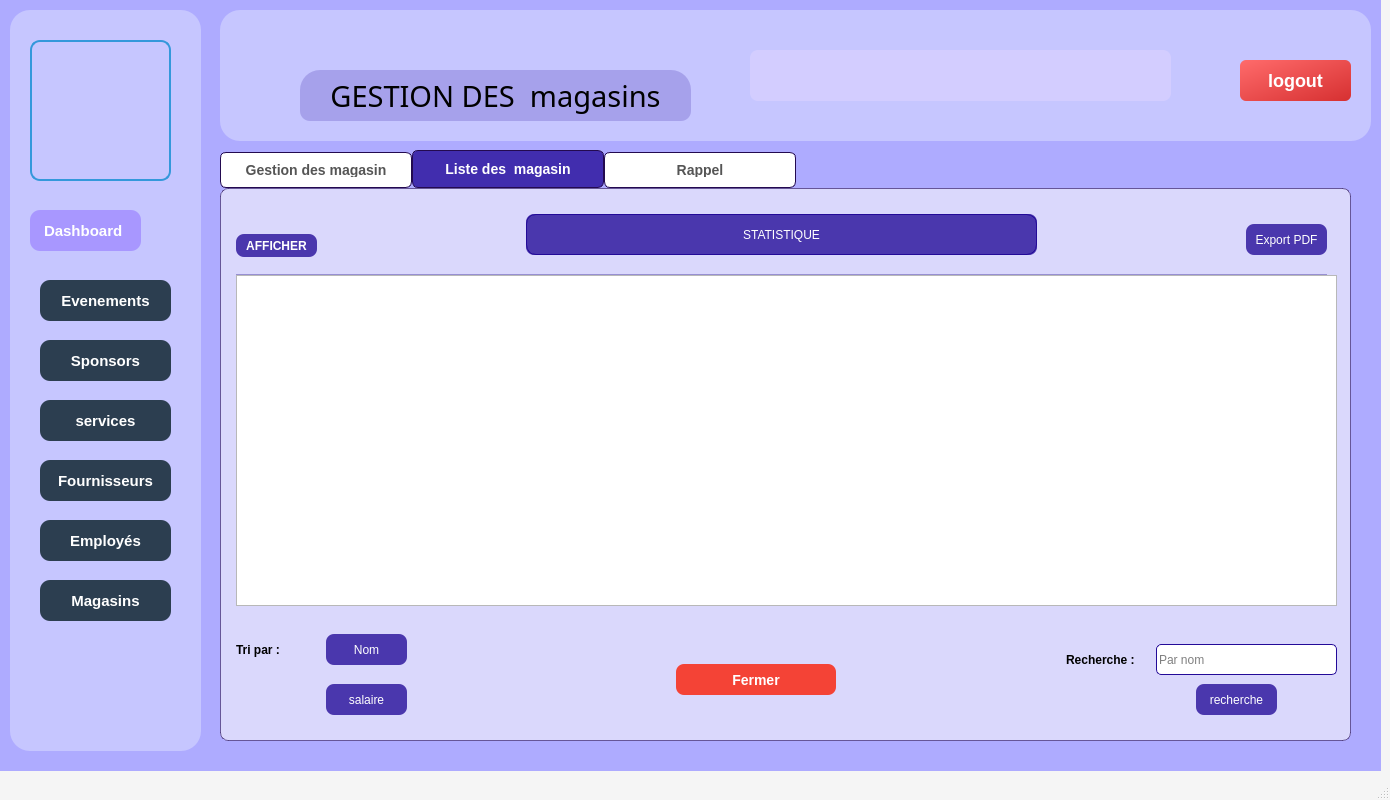
First picture: the form in src/magasins/magasin_mainwindow.ui, repository MontaCHOUIG/MallFlow, before the edit.
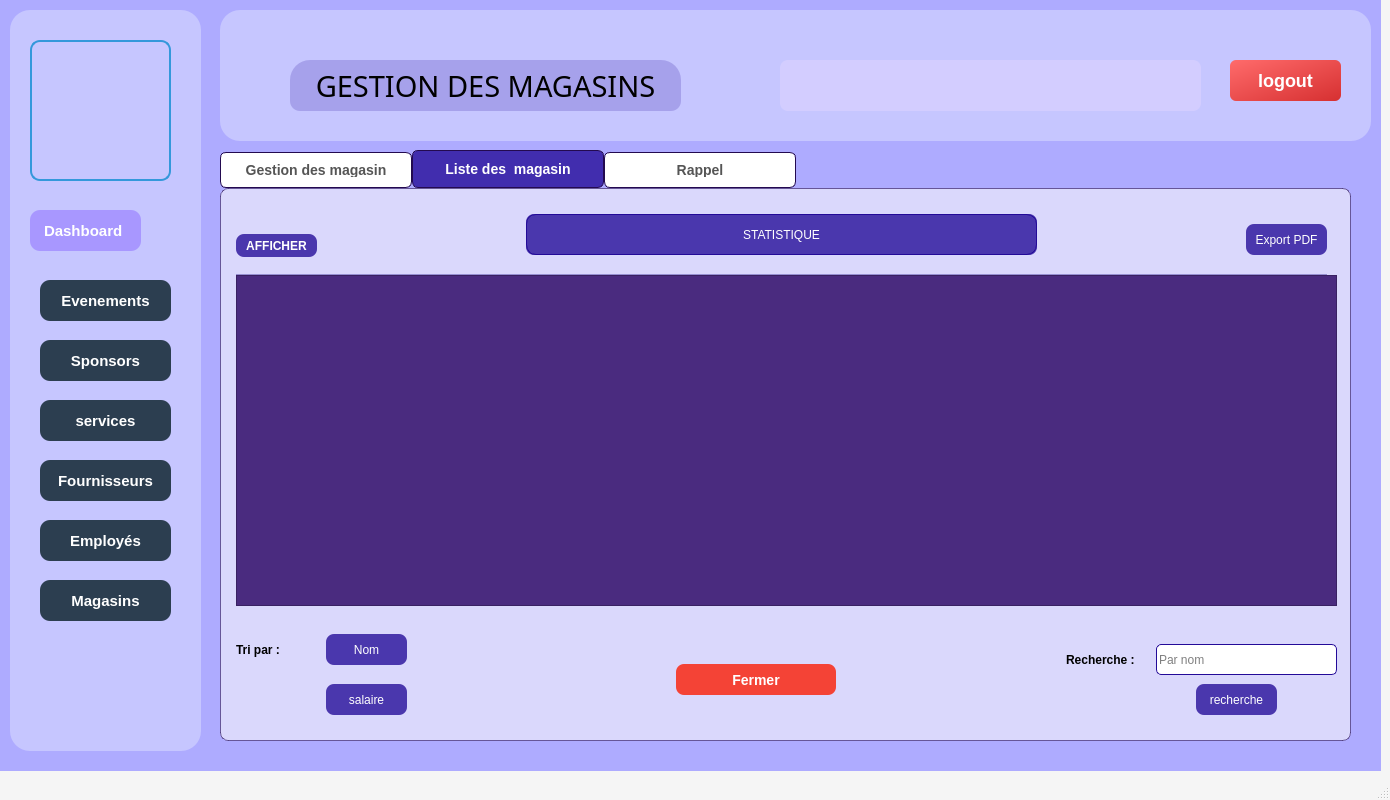
Second picture: the form after the edit. The open tabs and pages were chosen to show the change. Icons and pictures are not drawn.

Commit message: les interfaces sont identiques

Diff of the .ui file:
```diff
--- a/src/magasins/magasin_mainwindow.ui
+++ b/src/magasins/magasin_mainwindow.ui
@@ -826,6 +826,40 @@
         <height>331</height>
        </rect>
       </property>
+      <property name="styleSheet">
+       <string notr="true">QTableView {
+    background-color: #4A2B7F; /* Lighter dark purple background */
+    color: white; /* White text */
+    gridline-color: #6B3F98; /* Lighter purple gridlines */
+}
+
+QTableView::item {
+    padding: 5px;
+    background-color: #5A3F99; /* Lighter purple for rows */
+    border: 1px solid #6B3F98; /* Border around each cell */
+}
+
+QTableView::item:selected {
+    background-color: #7A4DA9; /* Lighter purple when selected */
+    color: white;
+}
+
+QTableView::horizontalHeader, QTableView::verticalHeader {
+    background-color: #5A3F99; /* Lighter purple header */
+    color: white; /* White text in header */
+    border: none;
+}
+
+QTableView::horizontalHeader::section, QTableView::verticalHeader::section {
+    padding: 10px;
+    border: 1px solid #6B3F98; /* Header section borders */
+}
+
+QTableView::horizontalHeader::section:active, QTableView::verticalHeader::section:active {
+    background-color: #7A4DA9; /* Highlight active header section */
+}
+</string>
+      </property>
      </widget>
      <widget class="QPushButton" name="afficherButton">
       <property name="geometry">
@@ -1770,11 +1804,36 @@
     <property name="frameShadow">
      <enum>QFrame::Shadow::Raised</enum>
     </property>
+    <widget class="QLabel" name="label_authUser">
+     <property name="geometry">
+      <rect>
+       <x>560</x>
+       <y>50</y>
+       <width>421</width>
+       <height>51</height>
+      </rect>
+     </property>
+     <property name="styleSheet">
+      <string notr="true">QLabel {
+    color: white; /* Text color */
+    background-color: rgb(211, 205, 255); /* Blue background */
+    font-size: 20px; /* Text size */
+    font-weight: bold; /* Bold text */
+    padding: 10px; /* Space inside the label */
+    border-radius: 8px; /* Rounded corners */
+    text-align: center; /* Centers text */
+}
+</string>
+     </property>
+     <property name="text">
+      <string/>
+     </property>
+    </widget>
     <widget class="QLabel" name="Sp_Label_Titre">
      <property name="geometry">
       <rect>
-       <x>80</x>
-       <y>60</y>
+       <x>70</x>
+       <y>50</y>
        <width>391</width>
        <height>51</height>
       </rect>
@@ -1791,7 +1850,7 @@
 border-bottom-right-radius: 10px;</string>
      </property>
      <property name="text">
-      <string>GESTION DES  magasins</string>
+      <string>GESTION DES MAGASINS</string>
      </property>
      <property name="alignment">
       <set>Qt::AlignmentFlag::AlignCenter</set>
@@ -1800,7 +1859,7 @@
     <widget class="QLabel" name="label_8">
      <property name="geometry">
       <rect>
-       <x>960</x>
+       <x>510</x>
        <y>50</y>
        <width>41</width>
        <height>41</height>
@@ -1816,7 +1875,7 @@
     <widget class="QPushButton" name="button_logout">
      <property name="geometry">
       <rect>
-       <x>1020</x>
+       <x>1010</x>
        <y>50</y>
        <width>111</width>
        <height>41</height>
@@ -1846,31 +1905,6 @@
       <string>logout</string>
      </property>
     </widget>
-    <widget class="QLabel" name="label_authUser">
-     <property name="geometry">
-      <rect>
-       <x>530</x>
-       <y>40</y>
-       <width>421</width>
-       <height>51</height>
-      </rect>
-     </property>
-     <property name="styleSheet">
-      <string notr="true">QLabel {
-    color: white; /* Text color */
-    background-color: rgb(211, 205, 255); /* Blue background */
-    font-size: 20px; /* Text size */
-    font-weight: bold; /* Bold text */
-    padding: 10px; /* Space inside the label */
-    border-radius: 8px; /* Rounded corners */
-    text-align: center; /* Centers text */
-}
-</string>
-     </property>
-     <property name="text">
-      <string/>
-     </property>
-    </widget>
    </widget>
    <zorder>Bg_imzge</zorder>
    <zorder>tabWidget</zorder>
```
Left out of the diff: 20 changed lines with no effect on the pictures. The commit also changes 6 other files.
